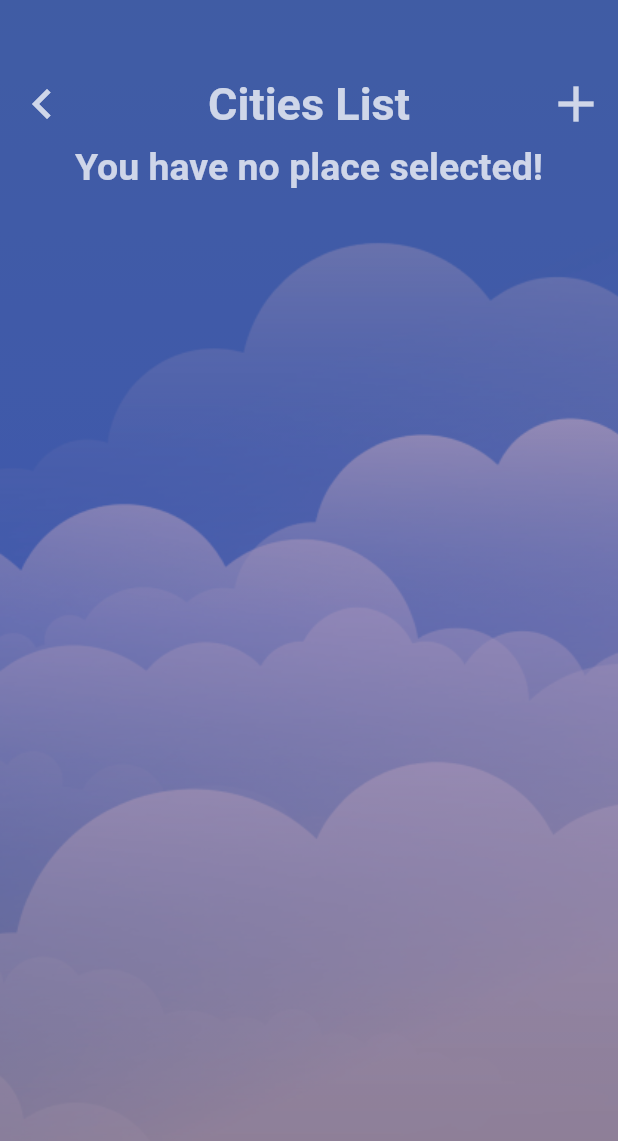
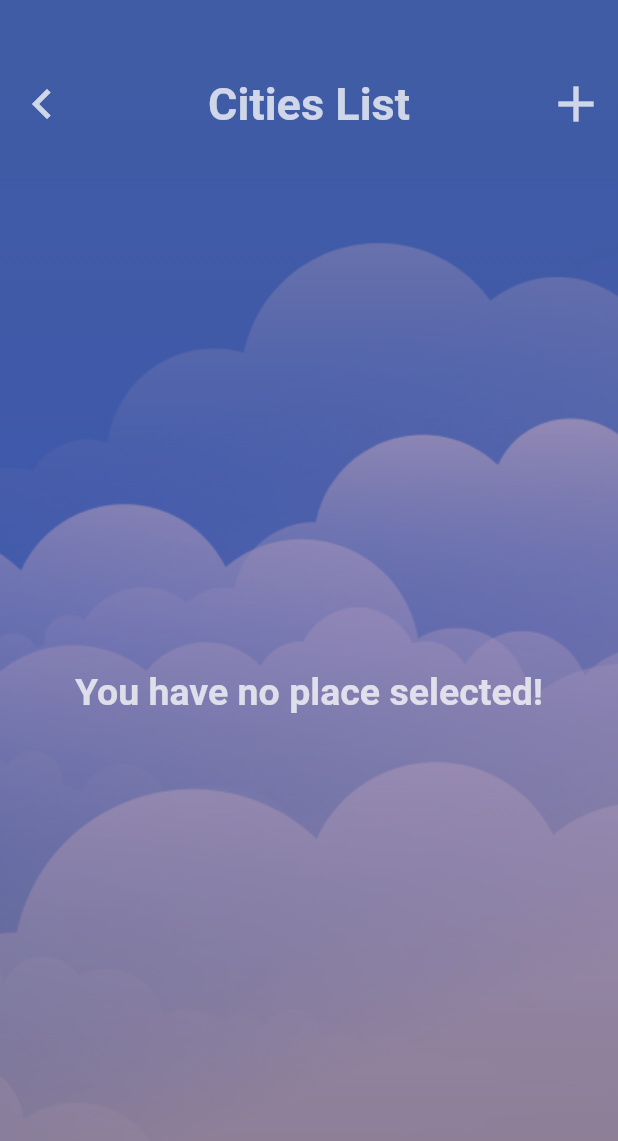
Before and after one commit to khoj1matov/WeatherForecast, a Flutter app: the CitiesScreen screen opened by its route, on a phone screen of 412 x 824 dp. Shown: the top 1141 px of the screen. Run offline on Flutter 3.47's test engine with Material 2 defaults, Android fonts, the phone set to English and light mode, and no system bars; our stand-ins replace connectivity_plus, dio, flutter_svg, image_picker, jiffy, share_plus; missing offline and left inert: country_state_city, flutter_email_sender, store_redirect; network calls fail.

```diff
--- a/lib/core/widgets/cities/cities_body_widget.dart
+++ b/lib/core/widgets/cities/cities_body_widget.dart
@@ -1,14 +1,18 @@
 import 'package:flutter/material.dart';
 import 'package:provider/provider.dart';
+import 'package:weatherforecast/core/extension/context_ext.dart';
 import 'package:weatherforecast/core/widgets/cities/cities_listview_widget.dart';
 import 'package:weatherforecast/core/widgets/cities/cities_noplace_widget.dart';
 import 'package:weatherforecast/provider/cities_list_provider.dart';
 
 class CitiesBodyWidget {
-  static Widget body(BuildContext context) {
+  static SizedBox body(BuildContext context) {
     final cities = context.watch<CitiesListProvider>().citiesList;
-    return cities.length == 0
-        ? CitiesNoPlaceWidget.noPlace()
-        : CitiesListViewWidget.listView(context);
+    return SizedBox(
+      height: context.h * 0.885,
+      child: cities.length == 0
+          ? CitiesNoPlaceWidget.noPlace()
+          : CitiesListViewWidget.listView(context),
+    );
   }
 }
--- a/lib/core/widgets/drawer/drawer_expanded2_widget.dart
+++ b/lib/core/widgets/drawer/drawer_expanded2_widget.dart
@@ -52,7 +52,7 @@ class DrawerExpanded2Widget {
             icon: Icons.share_outlined,
             onTap: () {
               Share.share(
-                'https://github.com/khoj1matov/HTML_Screenshot_Share/blob/main/pubspec.yaml',
+                "https://play.google.com/store/apps/details?id=com.khoj1matov.weatherforecast",
               );
             },
           ),
```
Also changed, not shown: 8 other files.
